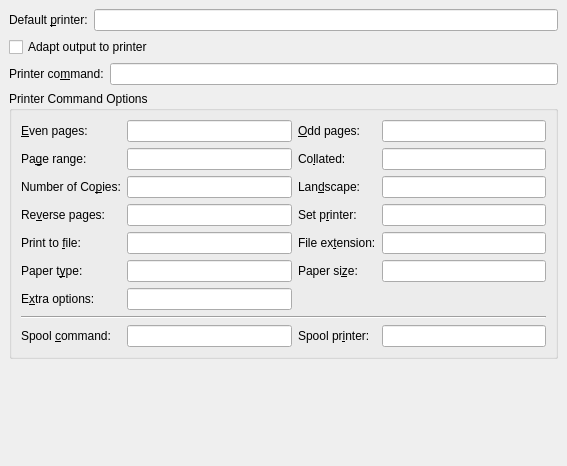
This is src/frontends/qt4/ui/PrefPrinterUi.ui in cburschka/lyx as Qt 5 draws it before an edit. The edited form follows.
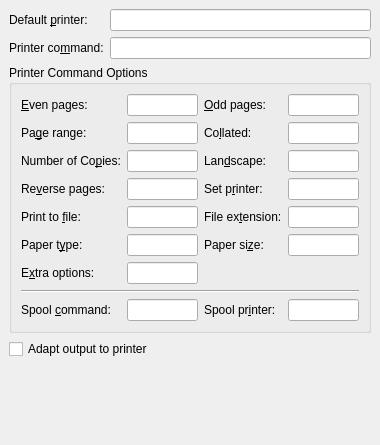
This is the edited form.

```diff
--- a/src/frontends/qt4/ui/PrefPrinterUi.ui
+++ b/src/frontends/qt4/ui/PrefPrinterUi.ui
@@ -5,8 +5,8 @@
    <rect>
     <x>0</x>
     <y>0</y>
-    <width>567</width>
-    <height>466</height>
+    <width>380</width>
+    <height>445</height>
    </rect>
   </property>
   <property name="windowTitle" >
@@ -19,7 +19,23 @@
    <property name="spacing" >
     <number>6</number>
    </property>
-   <item row="3" column="0" colspan="2" >
+   <item row="4" column="0" colspan="2" >
+    <spacer>
+     <property name="orientation" >
+      <enum>Qt::Vertical</enum>
+     </property>
+     <property name="sizeType" >
+      <enum>QSizePolicy::Expanding</enum>
+     </property>
+     <property name="sizeHint" >
+      <size>
+       <width>323</width>
+       <height>41</height>
+      </size>
+     </property>
+    </spacer>
+   </item>
+   <item row="2" column="0" colspan="2" >
     <widget class="QGroupBox" name="GroupBox1" >
      <property name="title" >
       <string>Printer Command Options</string>
@@ -41,19 +57,6 @@
       <item row="6" column="1" >
        <widget class="QLineEdit" name="printerExtraED" />
       </item>
-      <item row="6" column="2" colspan="2" >
-       <spacer>
-        <property name="orientation" >
-         <enum>Qt::Horizontal</enum>
-        </property>
-        <property name="sizeHint" >
-         <size>
-          <width>231</width>
-          <height>20</height>
-         </size>
-        </property>
-       </spacer>
-      </item>
       <item row="3" column="3" >
        <widget class="QLineEdit" name="printerToPrinterED" />
       </item>
@@ -289,20 +292,7 @@
      </layout>
     </widget>
    </item>
-   <item row="1" column="1" >
-    <spacer>
-     <property name="orientation" >
-      <enum>Qt::Horizontal</enum>
-     </property>
-     <property name="sizeHint" >
-      <size>
-       <width>361</width>
-       <height>20</height>
-      </size>
-     </property>
-    </spacer>
-   </item>
-   <item row="1" column="0" >
+   <item row="3" column="0" colspan="2" >
     <widget class="QCheckBox" name="printerAdaptCB" >
      <property name="toolTip" >
       <string>Customizes output to a given printer. Expert option.</string>
@@ -315,71 +305,35 @@
      </property>
     </widget>
    </item>
-   <item row="0" column="0" colspan="2" >
-    <layout class="QHBoxLayout" >
-     <property name="margin" >
-      <number>0</number>
+   <item row="0" column="1" >
+    <widget class="QLineEdit" name="printerNameED" >
+     <property name="toolTip" >
+      <string>Name of the default printer</string>
      </property>
-     <property name="spacing" >
-      <number>6</number>
-     </property>
-     <item>
-      <widget class="QLabel" name="printerNameLA" >
-       <property name="text" >
-        <string>Default &amp;printer:</string>
-       </property>
-       <property name="buddy" >
-        <cstring>printerNameED</cstring>
-       </property>
-      </widget>
-     </item>
-     <item>
-      <widget class="QLineEdit" name="printerNameED" >
-       <property name="toolTip" >
-        <string>Name of the default printer</string>
-       </property>
-      </widget>
-     </item>
-    </layout>
+    </widget>
    </item>
-   <item row="2" column="0" colspan="2" >
-    <layout class="QHBoxLayout" >
-     <property name="margin" >
-      <number>0</number>
+   <item row="0" column="0" >
+    <widget class="QLabel" name="printerNameLA" >
+     <property name="text" >
+      <string>Default &amp;printer:</string>
      </property>
-     <property name="spacing" >
-      <number>6</number>
+     <property name="buddy" >
+      <cstring>printerNameED</cstring>
      </property>
-     <item>
-      <widget class="QLabel" name="printerCommandLA" >
-       <property name="text" >
-        <string>Printer co&amp;mmand:</string>
-       </property>
-       <property name="buddy" >
-        <cstring>printerCommandED</cstring>
-       </property>
-      </widget>
-     </item>
-     <item>
-      <widget class="QLineEdit" name="printerCommandED" />
-     </item>
-    </layout>
+    </widget>
    </item>
-   <item row="4" column="1" >
-    <spacer>
-     <property name="orientation" >
-      <enum>Qt::Vertical</enum>
+   <item row="1" column="1" >
+    <widget class="QLineEdit" name="printerCommandED" />
+   </item>
+   <item row="1" column="0" >
+    <widget class="QLabel" name="printerCommandLA" >
+     <property name="text" >
+      <string>Printer co&amp;mmand:</string>
      </property>
-     <property name="sizeType" >
-      <enum>QSizePolicy::Expanding</enum>
+     <property name="buddy" >
+      <cstring>printerCommandED</cstring>
      </property>
-     <property name="sizeHint" >
-      <size>
-       <width>20</width>
-       <height>31</height>
-      </size>
-     </property>
-    </spacer>
+    </widget>
    </item>
   </layout>
  </widget>
```
Left out of the diff: 6 changed lines with no effect on the pictures.
